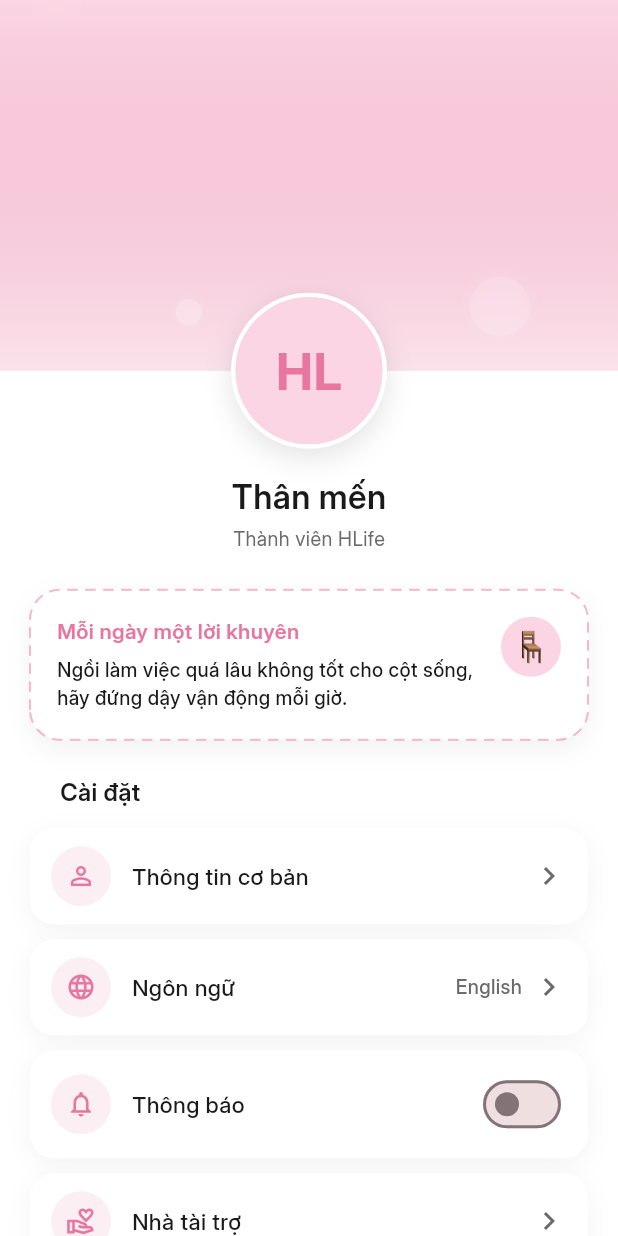
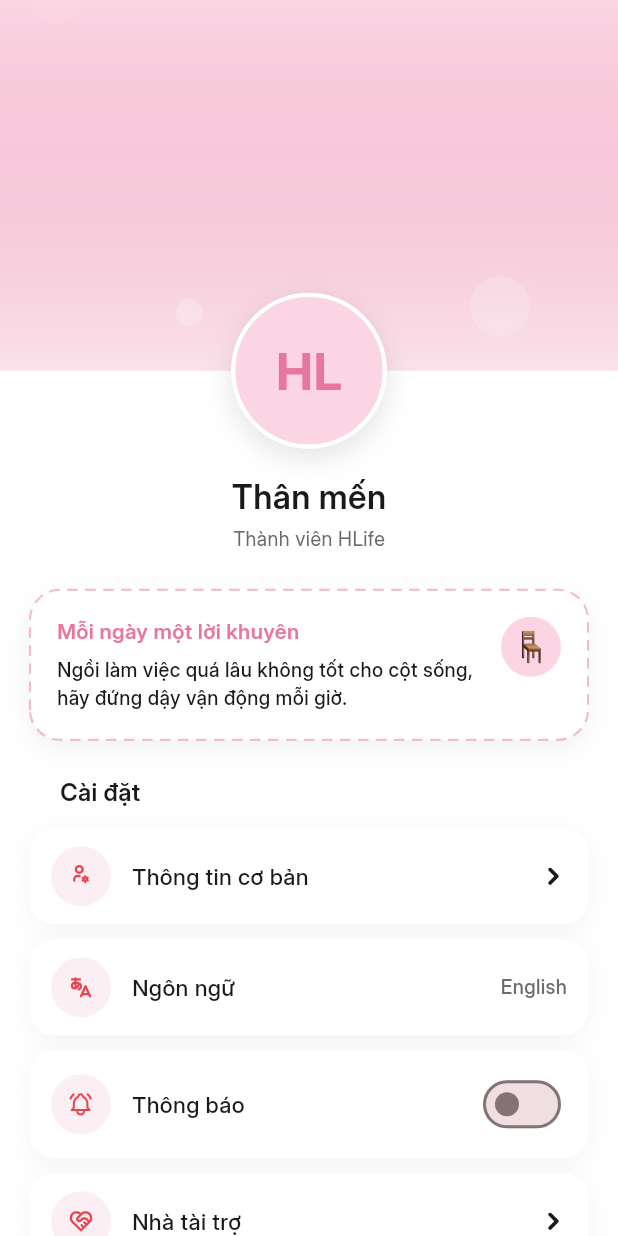
Before and after one commit to huynh-dang187/HealthLife, a Flutter app: the ProfileScreen screen opened directly, on a phone screen of 412 x 824 dp. Run offline on Flutter 3.47's test engine with Material 3 defaults, Android fonts, the phone set to English and light mode, and no system bars; our stand-ins replace cached_network_image, cloud_firestore, easy_localization, equatable, firebase_auth, firebase_core and 14 more; missing offline and left inert: liquid_glass_renderer, webfeed_revised; accounts and stored records are empty.

Commit message:
refactor: change UI

```diff
--- a/lib/src/features/profile/presentation/pages/profile_screen.dart
+++ b/lib/src/features/profile/presentation/pages/profile_screen.dart
@@ -20,6 +20,8 @@ import 'package:healthlife/src/features/profile/presentation/widgets/profile/pro
 import 'package:healthlife/src/features/profile/presentation/widgets/profile/profile_tip_card.dart';
 import 'package:healthlife/src/shared/enums/bloc_status.dart';
 import 'package:healthlife/src/shared/router/route_names.dart';
+
+import '../../../../../generated/assets.gen.dart';
 
 class ProfileScreen extends StatelessWidget {
   const ProfileScreen({super.key});
@@ -108,12 +110,18 @@ class ProfileScreen extends StatelessWidget {
                           title: 'Cài đặt',
                           items: [
                             ProfileMenuItem(
-                              icon: Icons.person_outline,
+                              icon: Assets.svg.icChangeInfo.svg(
+                                width: 18,
+                                color: UIColors.coral,
+                              ),
                               label: 'Thông tin cơ bản',
                               onTap: () => showChangeProfileSheet(context),
                             ),
                             ProfileMenuItem(
-                              icon: Icons.language_outlined,
+                              icon: Assets.svg.icChangeLanguage.svg(
+                                width: 18,
+                                color: UIColors.coral,
+                              ),
                               label: 'Ngôn ngữ',
                               onTap: () => showLanguageModal(context),
                               trailing: Row(
@@ -126,21 +134,22 @@ class ProfileScreen extends StatelessWidget {
                                     fontSize: 13,
                                     color: UIColors.textBody,
                                   ),
-                                  6.gap,
-                                  const Icon(
-                                    Icons.chevron_right,
-                                    color: UIColors.textBody,
-                                  ),
                                 ],
                               ),
                             ),
-                            const ProfileMenuItem(
-                              icon: Icons.notifications_none,
+                            ProfileMenuItem(
+                              icon: Assets.svg.icNotification.svg(
+                                width: 18,
+                                color: UIColors.coral,
+                              ),
                               label: 'Thông báo',
                               trailing: _NotificationSwitch(),
                             ),
-                            const ProfileMenuItem(
-                              icon: Icons.volunteer_activism_outlined,
+                            ProfileMenuItem(
+                              icon: Assets.svg.icSponsor.svg(
+                                width: 18,
+                                color: UIColors.coral,
+                              ),
                               label: 'Nhà tài trợ',
                             ),
                           ],
--- a/lib/src/features/profile/presentation/widgets/profile/profile_menu_item.dart
+++ b/lib/src/features/profile/presentation/widgets/profile/profile_menu_item.dart
@@ -2,6 +2,8 @@ import 'package:flutter/material.dart';
 import 'package:healthlife/src/common/constants/colors.dart';
 import 'package:healthlife/src/common/extensions/num_x.dart';
 import 'package:healthlife/src/core/presentation/widgets/text.dart';
+
+import '../../../../../../generated/assets.gen.dart';
 
 class ProfileMenuItem extends StatelessWidget {
   const ProfileMenuItem({
@@ -12,7 +14,7 @@ class ProfileMenuItem extends StatelessWidget {
     this.onTap,
   });
 
-  final IconData icon;
+  final Widget icon;
   final String label;
   final Widget? trailing;
   final VoidCallback? onTap;
@@ -45,13 +47,20 @@ class ProfileMenuItem extends StatelessWidget {
                 shape: BoxShape.circle,
               ),
               alignment: Alignment.center,
-              child: Icon(icon, size: 20, color: UIColors.pink),
+              child: icon,
             ),
             14.gap,
             Expanded(
-              child: AppText.medium(label, fontSize: 15),
+              child: AppText.medium(
+                label,
+                fontSize: 15,
+              ),
             ),
-            trailing ?? Icon(Icons.chevron_right, color: UIColors.textBody),
+            trailing ??
+                Assets.svg.icChevronRight.svg(
+                  width: 18,
+                  color: UIColors.black,
+                ),
           ],
         ),
       ),
--- a/lib/src/features/tab_bar/presentation/page/main_tab_screen.dart
+++ b/lib/src/features/tab_bar/presentation/page/main_tab_screen.dart
@@ -23,7 +23,7 @@ class _TabInfo {
 
 final _tabs = [
   _TabInfo(Assets.svg.icHome.svg(width: 25, height: 25), 'Trang chủ'),
-  _TabInfo(Assets.svg.icNutrion.svg(width: 25, height: 25), 'Hoạt động'),
+  _TabInfo(Assets.svg.icExercise.svg(width: 25, height: 25), 'Hoạt động'),
   _TabInfo(Assets.svg.icNutrion.svg(width: 25), 'Dinh dưỡng'),
   _TabInfo(Assets.svg.icExtension.svg(width: 25), 'Tiện ích'),
 ];
```
Also changed, not shown: assets/svg/ic_changeInfo.svg (added), assets/svg/ic_changeLanguage.svg (added), assets/svg/ic_chevron_right.svg (added), assets/svg/ic_exercise.svg (added), assets/svg/ic_sponsor.svg (added), lib/generated/assets.gen.dart, pubspec.lock.
